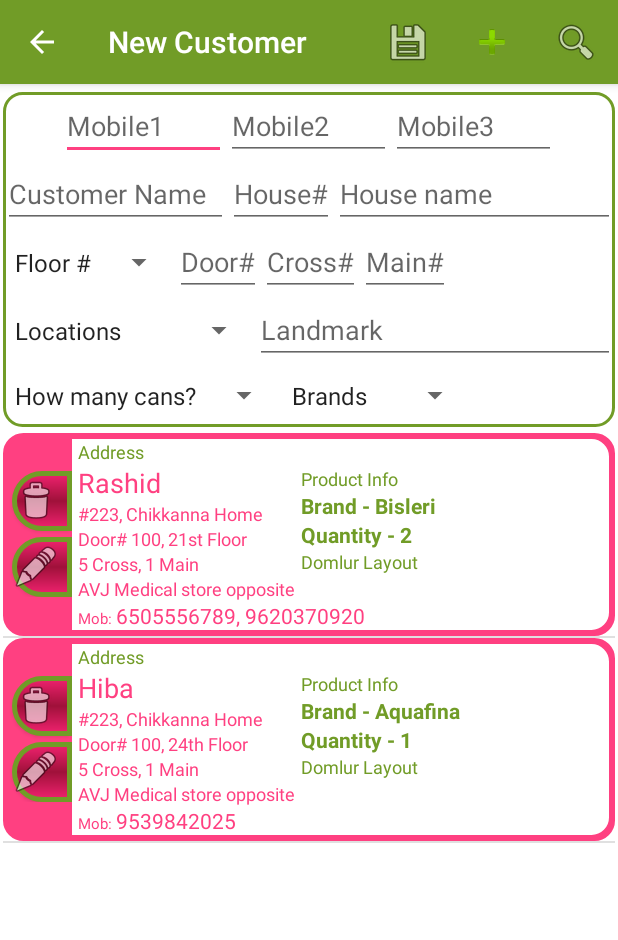
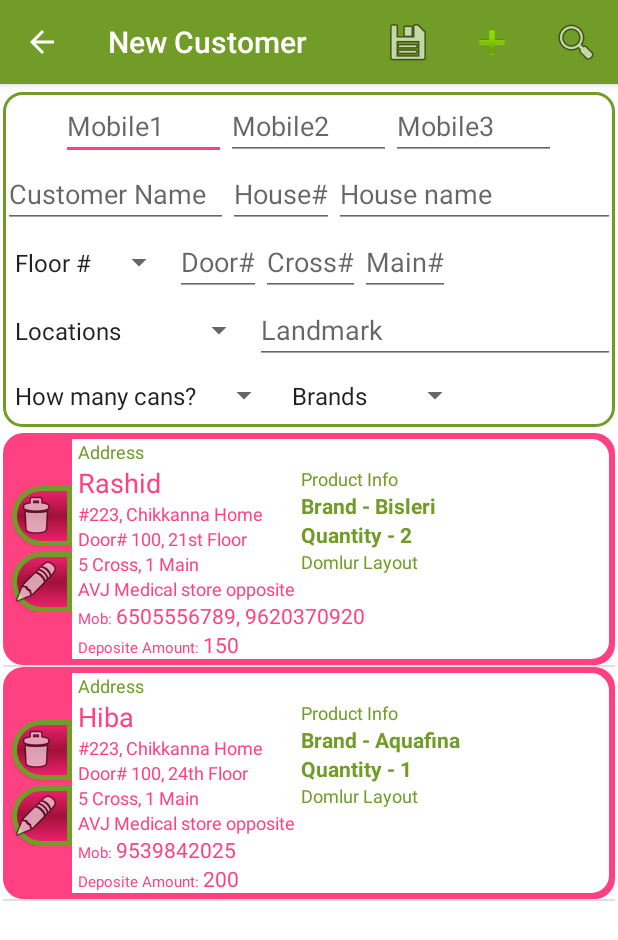
Before and after one commit to rashiidmv/ServiceDesk, an Android app: the NewCustomer screen opened directly, with no data from a screen before it, on a phone screen of 412 x 824 dp. Shown: the top 940 px of the screen. Run offline under Robolectric (Android 15) with nearby library versions, the phone set to English and light mode, and no system bars.

Commit message:
Showing deposite amount on customer list

```diff
--- a/app/src/main/java/data/CustomerDataSource.java
+++ b/app/src/main/java/data/CustomerDataSource.java
@@ -152,7 +152,8 @@ public class CustomerDataSource {
 
     public List<Customer> GetCustomers() {
         List<Customer> customers = new ArrayList<Customer>();
-        String query = "select _id, name,maximum_cane, brand_name, building_number, house_name, floor_number, door_number, cross_number,main_number, landmark, location_name from customer_details INNER JOIN address_details ON customer_details._id = address_details.customer_id;";
+        String query = "select _id, name,maximum_cane, brand_name,deposite_amount,deposite_given_date," +
+                " building_number, house_name, floor_number, door_number, cross_number,main_number, landmark, location_name from customer_details INNER JOIN address_details ON customer_details._id = address_details.customer_id;";
         Cursor cursor = database.rawQuery(query, null);
         while (cursor.moveToNext()) {
             Customer d = new Customer();
@@ -168,6 +169,7 @@ public class CustomerDataSource {
             d.main = cursor.getString(cursor.getColumnIndex("main_number"));
             d.location = cursor.getString(cursor.getColumnIndex("location_name"));
             d.landmark = cursor.getString(cursor.getColumnIndex("landmark"));
+            d.depositeAmount = cursor.getString(cursor.getColumnIndex("deposite_amount"));
 
             customers.add(d);
         }
--- a/app/src/main/java/wds/servicedesk/NewCustomer.java
+++ b/app/src/main/java/wds/servicedesk/NewCustomer.java
@@ -548,6 +548,7 @@ public class NewCustomer extends AppCompatActivity implements AdapterView.OnItem
                     .getSystemService(Context.LAYOUT_INFLATER_SERVICE);
             View rowView = inflater.inflate(R.layout.customer_list_items, parent, false);
 
+            TextView showDeposite = (TextView) rowView.findViewById(R.id.showDeposite);
             TextView showMobile = (TextView) rowView.findViewById(R.id.showMobile);
             TextView showCustomername = (TextView) rowView.findViewById(R.id.showCustomername);
             TextView showBuildingnumber = (TextView) rowView.findViewById(R.id.showBuildingnumber);
@@ -570,6 +571,7 @@ public class NewCustomer extends AppCompatActivity implements AdapterView.OnItem
             if (values.get(position).mobiles[2] != null && !values.get(position).mobiles[2].equals(""))
                 mobiles = mobiles + ", " + values.get(position).mobiles[2];
             showMobile.setText(mobiles);
+            showDeposite.setText(values.get(position).depositeAmount);
 
             showCustomername.setText(values.get(position).name);
             if (values.get(position).buildingNumber != null && !values.get(position).buildingNumber.equals(""))
--- a/app/src/main/res/layout/customer_list_items.xml
+++ b/app/src/main/res/layout/customer_list_items.xml
@@ -238,6 +238,29 @@
                 android:textSize="14dp"
 />
         </LinearLayout>
+        <LinearLayout
+            android:paddingLeft="4dp"
+            android:layout_width="wrap_content"
+            android:layout_height="wrap_content"
+            android:orientation="horizontal">
+            <TextView
+                android:text="Deposite Amount: "
+                android:layout_width="wrap_content"
+                android:layout_height="wrap_content"
+                android:textColor="@color/colorAccent"
+                android:textSize="10dp"
+                />
+            <TextView
+                android:id="@+id/showDeposite"
+                android:layout_width="wrap_content"
+                android:layout_height="wrap_content"
+                android:ellipsize="end"
+                android:maxLines="1"
+                android:textAppearance="?attr/textAppearanceListItem"
+                android:textColor="@color/colorAccent"
+                android:textSize="14dp"
+                />
+        </LinearLayout>
     </LinearLayout>
 
 </LinearLayout>
```
